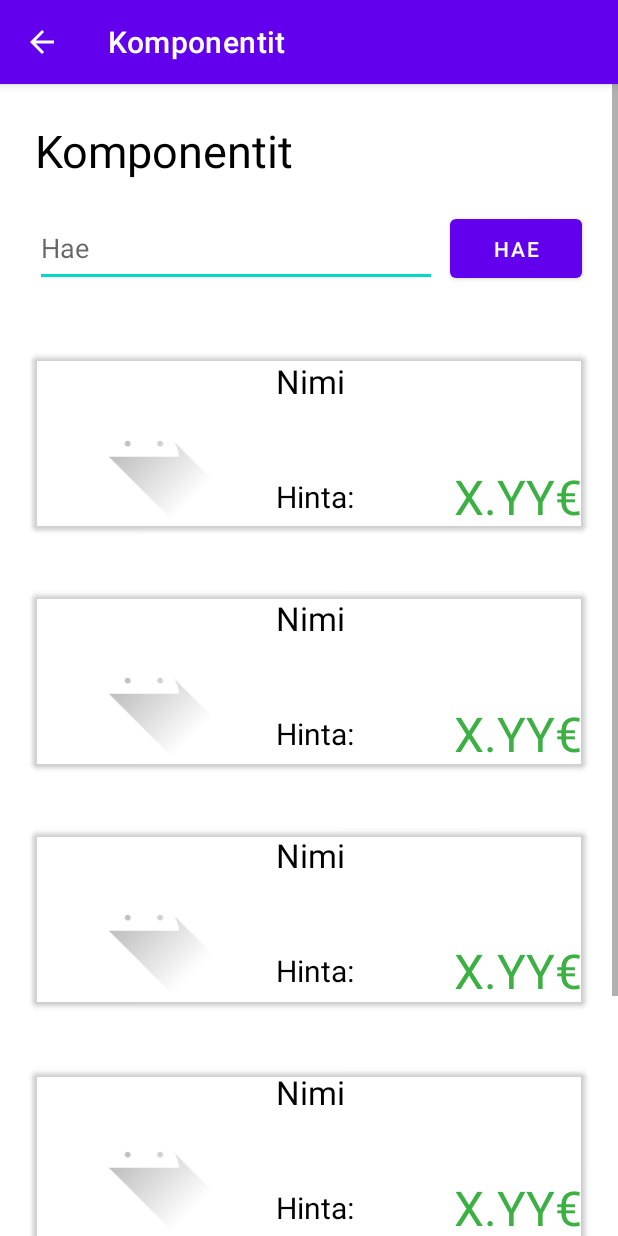
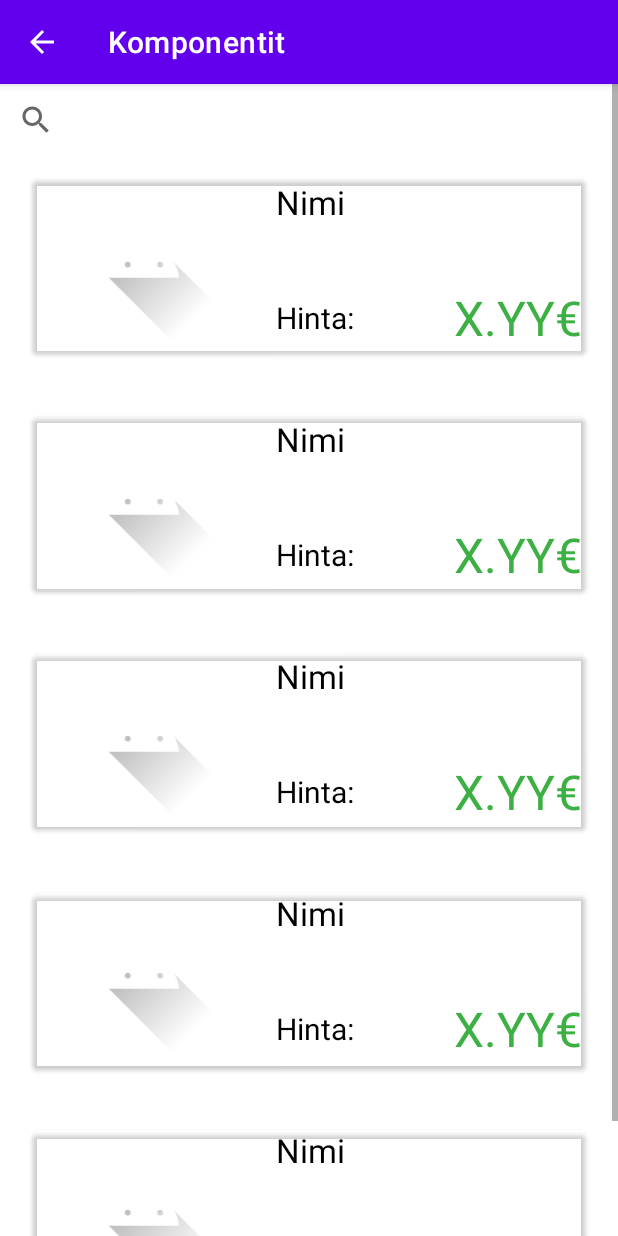
Before and after one commit to t9niro00/Mobiiliprojekti, an Android app: the komponentit_selaus screen opened directly, with no data from a screen before it, on a phone screen of 412 x 824 dp. Run offline under Robolectric (Android 15) with nearby library versions, the phone set to English and light mode, and no system bars.

Commit message:
Merged DB and UI, added tuoteGet2

```diff
--- a/app/src/main/res/layout/activity_main.xml
+++ b/app/src/main/res/layout/activity_main.xml
@@ -18,7 +18,6 @@
             android:layout_height="48dp"
             android:layout_marginStart="340dp"
             android:layout_marginLeft="8dp"
-            android:layout_marginTop="24dp"
             android:layout_marginEnd="8dp"
             android:layout_marginRight="8dp"
             android:text="KomponenttiKirjasto"
@@ -32,22 +31,6 @@
             app:layout_constraintTop_toTopOf="parent" />
 
 
-
-    <EditText
-        android:id="@+id/editTextSearch"
-        android:layout_width="268dp"
-        android:layout_height="51dp"
-        android:layout_marginStart="24dp"
-        android:layout_marginLeft="24dp"
-        android:layout_marginTop="16dp"
-        android:layout_marginBottom="16dp"
-        android:ems="10"
-        android:hint="@string/hae"
-        android:inputType="textPersonName"
-        app:layout_constraintBottom_toTopOf="@+id/buttonMikropiirit"
-        app:layout_constraintStart_toStartOf="parent"
-        app:layout_constraintTop_toBottomOf="@+id/textViewTitle" />
-
         <Button
             android:id="@+id/buttonHae"
             android:layout_width="94dp"
@@ -55,8 +38,6 @@
             android:layout_marginTop="24dp"
             android:text="@string/hae"
             app:layout_constraintEnd_toEndOf="parent"
-        app:layout_constraintHorizontal_bias="0.36"
-        app:layout_constraintStart_toEndOf="@+id/editTextSearch"
             app:layout_constraintTop_toBottomOf="@+id/textViewTitle" />
 
     <Button
--- a/app/src/main/res/layout/komponentit_selaus.xml
+++ b/app/src/main/res/layout/komponentit_selaus.xml
@@ -13,49 +13,12 @@
         android:paddingBottom="40dp"
         tools:context="">
 
-        <EditText
-            android:id="@+id/editTextSearch2"
-            android:layout_width="268dp"
-            android:layout_height="51dp"
-            android:layout_marginStart="23dp"
-            android:layout_marginLeft="23dp"
-            android:layout_marginTop="84dp"
-            android:layout_marginBottom="16dp"
-            android:ems="10"
-            android:hint="Hae"
-            android:inputType="textPersonName"
-            app:layout_constraintStart_toStartOf="parent"
-            app:layout_constraintTop_toTopOf="parent" />
-
-        <Button
-            android:id="@+id/buttonHae2"
-            android:layout_width="88dp"
-            android:layout_height="51dp"
-            android:layout_marginStart="8dp"
-            android:layout_marginLeft="8dp"
-            android:layout_marginTop="12dp"
-            android:layout_marginEnd="24dp"
-            android:layout_marginRight="24dp"
-            android:text="Hae"
-            app:layout_constraintEnd_toEndOf="parent"
-            app:layout_constraintStart_toEndOf="@+id/editTextSearch2"
-            app:layout_constraintTop_toBottomOf="@+id/textViewTitle2" />
-
-        <TextView
-            android:id="@+id/textViewTitle2"
-            android:layout_width="365dp"
-            android:layout_height="48dp"
-            android:layout_marginStart="8dp"
-            android:layout_marginLeft="8dp"
-            android:layout_marginTop="24dp"
-            android:layout_marginEnd="8dp"
-            android:layout_marginRight="8dp"
-            android:text="Komponentit"
-            android:textColor="@color/black"
-            android:textSize="30sp"
-            app:layout_constraintEnd_toEndOf="parent"
-            app:layout_constraintStart_toStartOf="parent"
-            app:layout_constraintTop_toTopOf="parent" />
+        <androidx.appcompat.widget.SearchView
+            android:id="@+id/searchView"
+            android:layout_width="match_parent"
+            android:layout_height="match_parent"
+            app:layout_constraintEnd_toStartOf="@+id/textViewTitle"
+            app:layout_constraintTop_toTopOf="parent"></androidx.appcompat.widget.SearchView>
 
         <ImageView
             android:id="@+id/imageViewTuotekuvaKO1"
@@ -63,9 +26,8 @@
             android:layout_height="110dp"
             android:layout_marginStart="24dp"
             android:layout_marginLeft="24dp"
-            android:layout_marginTop="48dp"
             app:layout_constraintStart_toStartOf="parent"
-            app:layout_constraintTop_toBottomOf="@+id/editTextSearch2"
+            app:layout_constraintTop_toTopOf="@+id/buttonTuoteKO1"
             app:srcCompat="@drawable/ic_launcher_foreground"
             tools:ignore="VectorDrawableCompat" />
 
@@ -75,12 +37,11 @@
             android:layout_height="28dp"
             android:layout_marginStart="16dp"
             android:layout_marginLeft="16dp"
-            android:layout_marginTop="48dp"
             android:text="Nimi"
             android:textColor="@color/black"
             android:textSize="22dp"
             app:layout_constraintStart_toEndOf="@+id/imageViewTuotekuvaKO1"
-            app:layout_constraintTop_toBottomOf="@+id/editTextSearch2" />
+            app:layout_constraintTop_toTopOf="@+id/buttonTuoteKO1" />
 
         <TextView
             android:id="@+id/textViewHintaText"
@@ -323,7 +284,7 @@
             android:layout_height="116dp"
             android:layout_marginStart="8dp"
             android:layout_marginLeft="8dp"
-            android:layout_marginTop="45dp"
+            android:layout_marginTop="16dp"
             android:layout_marginEnd="8dp"
             android:layout_marginRight="8dp"
             android:insetTop="0dp"
@@ -334,7 +295,7 @@
             app:iconPadding="0dp"
             app:layout_constraintEnd_toEndOf="parent"
             app:layout_constraintStart_toStartOf="parent"
-            app:layout_constraintTop_toBottomOf="@+id/editTextSearch2" />
+            app:layout_constraintTop_toBottomOf="@+id/searchView" />
 
         <Button
             android:id="@+id/buttonTuoteKO2"
```
Also changed, not shown: app/src/main/AndroidManifest.xml (+5 -4 lines). Lines whose indentation alone changed are shown as unchanged.
